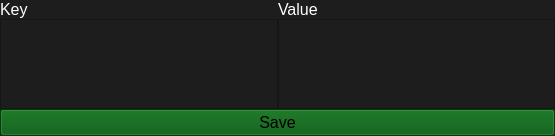
Before: the Qt Designer form MetadataEditor/Content/Python/editor_menus/form.ui in Simsaladoo/MetadataEditor, drawn with Qt 5.
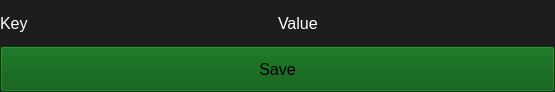
After: the same form once the commit is applied.

The edit to the form file:
```diff
--- a/MetadataEditor/Content/Python/editor_menus/form.ui
+++ b/MetadataEditor/Content/Python/editor_menus/form.ui
@@ -7,7 +7,7 @@
     <x>0</x>
     <y>0</y>
     <width>555</width>
-    <height>136</height>
+    <height>92</height>
    </rect>
   </property>
   <property name="windowTitle">
@@ -79,45 +79,6 @@
        </item>
       </layout>
      </item>
-     <item>
-      <layout class="QHBoxLayout" name="horizontalLayout_Keys">
-       <property name="spacing">
-        <number>0</number>
-       </property>
-       <item>
-        <widget class="QPlainTextEdit" name="plainTextEdit_Key">
-         <property name="sizePolicy">
-          <sizepolicy hsizetype="Expanding" vsizetype="Preferred">
-           <horstretch>0</horstretch>
-           <verstretch>0</verstretch>
-          </sizepolicy>
-         </property>
-         <property name="minimumSize">
-          <size>
-           <width>0</width>
-           <height>0</height>
-          </size>
-         </property>
-        </widget>
-       </item>
-       <item>
-        <widget class="QPlainTextEdit" name="plainTextEdit_Value">
-         <property name="sizePolicy">
-          <sizepolicy hsizetype="Expanding" vsizetype="Preferred">
-           <horstretch>0</horstretch>
-           <verstretch>0</verstretch>
-          </sizepolicy>
-         </property>
-         <property name="minimumSize">
-          <size>
-           <width>0</width>
-           <height>0</height>
-          </size>
-         </property>
-        </widget>
-       </item>
-      </layout>
-     </item>
     </layout>
    </item>
    <item>
```
Left out of the diff: 2 changed lines with no effect on the pictures.
